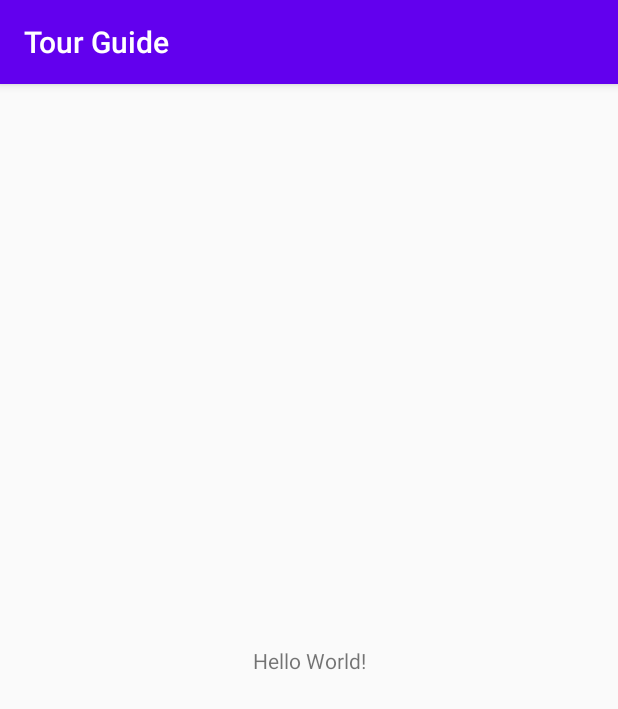
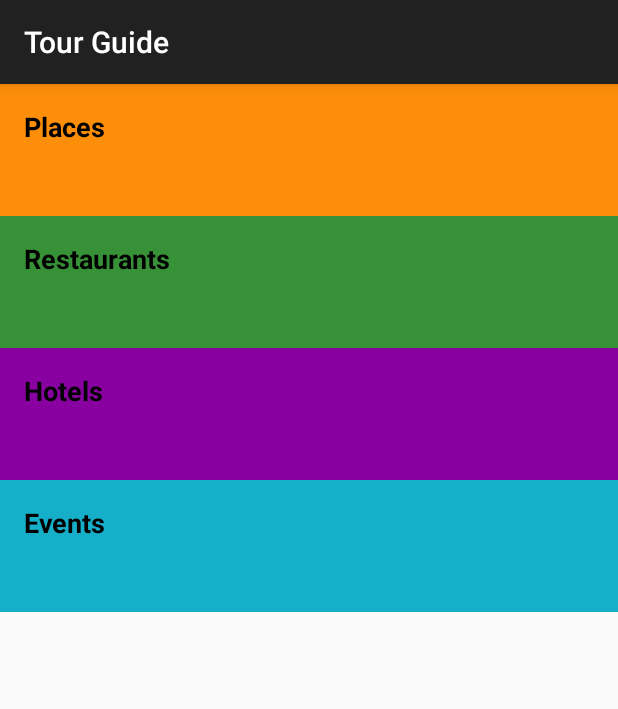
Before and after one commit to raviranjan3570/Tour-Guide-App, an Android app: the screen it shows after launch (MainActivity), on a phone screen of 412 x 824 dp. Shown: the top 709 px of the screen. Run offline under Robolectric (Android 15) with nearby library versions, the phone set to English and light mode, and no system bars.

Commit message:
added categories

```diff
--- a/app/src/main/res/layout/activity_main.xml
+++ b/app/src/main/res/layout/activity_main.xml
@@ -1,18 +1,33 @@
 <?xml version="1.0" encoding="utf-8"?>
-<androidx.constraintlayout.widget.ConstraintLayout xmlns:android="http://schemas.android.com/apk/res/android"
-    xmlns:app="http://schemas.android.com/apk/res-auto"
+<LinearLayout xmlns:android="http://schemas.android.com/apk/res/android"
     xmlns:tools="http://schemas.android.com/tools"
     android:layout_width="match_parent"
     android:layout_height="match_parent"
+    android:orientation="vertical"
     tools:context=".MainActivity">
 
     <TextView
-        android:layout_width="wrap_content"
-        android:layout_height="wrap_content"
-        android:text="Hello World!"
-        app:layout_constraintBottom_toBottomOf="parent"
-        app:layout_constraintLeft_toLeftOf="parent"
-        app:layout_constraintRight_toRightOf="parent"
-        app:layout_constraintTop_toTopOf="parent" />
+        android:id="@+id/places"
+        style="@style/CategoryStyle"
+        android:background="@color/category_places"
+        android:text="@string/category_places"/>
 
-</androidx.constraintlayout.widget.ConstraintLayout>
+    <TextView
+        android:id="@+id/restaurants"
+        style="@style/CategoryStyle"
+        android:background="@color/category_restaurant"
+        android:text="@string/category_restaurants"/>
+
+    <TextView
+        android:id="@+id/hotels"
+        style="@style/CategoryStyle"
+        android:background="@color/category_hotels"
+        android:text="@string/category_hotels"/>
+
+    <TextView
+        android:id="@+id/events"
+        style="@style/CategoryStyle"
+        android:background="@color/category_events"
+        android:text="@string/category_events"/>
+
+</LinearLayout>
--- a/app/src/main/res/values/colors.xml
+++ b/app/src/main/res/values/colors.xml
@@ -1,6 +1,11 @@
 <?xml version="1.0" encoding="utf-8"?>
 <resources>
-    <color name="colorPrimary">#6200EE</color>
-    <color name="colorPrimaryDark">#3700B3</color>
-    <color name="colorAccent">#03DAC5</color>
+    <color name="colorPrimary">#212121</color>
+    <color name="colorPrimaryDark">#000000</color>
+    <color name="colorAccent">#484848</color>
+
+    <color name="category_places">#FD8E09</color>
+    <color name="category_restaurant">#379237</color>
+    <color name="category_hotels">#8800A0</color>
+    <color name="category_events">#16AFCA</color>
 </resources>
--- /dev/null
+++ b/app/src/main/res/values/dimens.xml
@@ -0,0 +1,10 @@
+<?xml version="1.0" encoding="utf-8"?>
+<resources>
+
+    <!-- Height of each item-->
+    <dimen name="list_item_height">88dp</dimen>
+
+    <!-- Default screen margin as per android guidelines-->
+    <dimen name="activity_horizontal_margin">16dp</dimen>
+    <dimen name="activity_vertical_margin">16dp</dimen>
+</resources>
--- a/app/src/main/res/values/strings.xml
+++ b/app/src/main/res/values/strings.xml
@@ -1,3 +1,7 @@
 <resources>
     <string name="app_name">Tour Guide</string>
+    <string name="category_places">Places</string>
+    <string name="category_restaurants">Restaurants</string>
+    <string name="category_hotels">Hotels</string>
+    <string name="category_events">Events</string>
 </resources>
--- a/app/src/main/res/values/styles.xml
+++ b/app/src/main/res/values/styles.xml
@@ -8,4 +8,16 @@
         <item name="colorAccent">@color/colorAccent</item>
     </style>
 
+    <!-- Category list theme. -->
+    <style name="CategoryStyle">
+
+        <item name="android:layout_width">match_parent</item>
+        <item name="android:layout_height">@dimen/list_item_height</item>
+        <item name="android:layout_gravity">center_vertical</item>
+        <item name="android:padding">16dp</item>
+        <item name="android:textColor">@android:color/black</item>
+        <item name="android:textStyle">bold</item>
+        <item name="android:textAppearance">?android:textAppearanceMedium</item>
+    </style>
+
 </resources>
```
